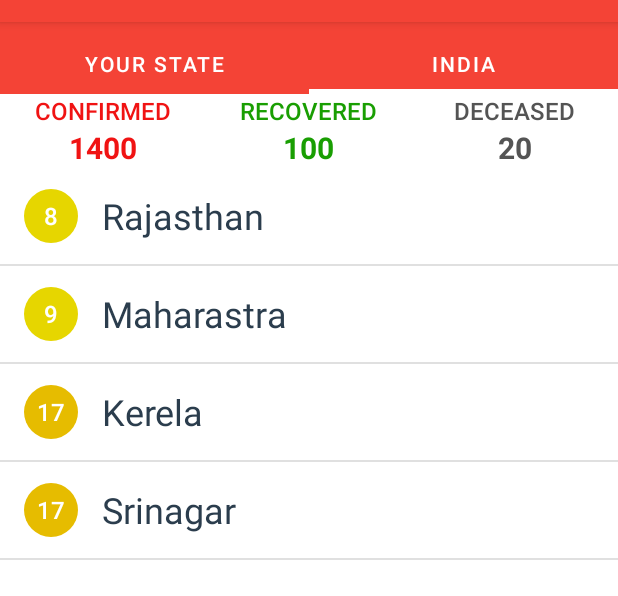
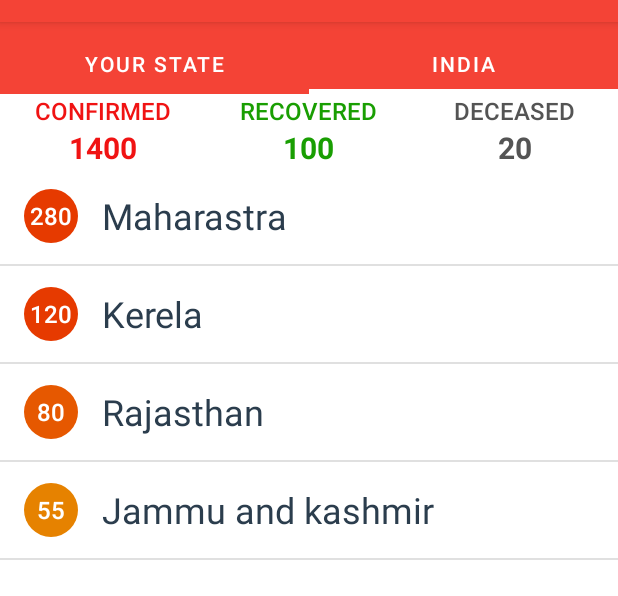
Before and after one commit to Umair-Syed/FightCovid, an Android app: the screen it shows after launch (MainActivity), tab 2 chosen, on a phone screen of 412 x 824 dp, the part 62-658 px from its top. Run offline under Robolectric (Android 15) with nearby library versions, the phone set to English and light mode, and no system bars.

Commit message:
sort arrayList, change color of circles, move status bar to fragments  individually

```diff
--- a/app/src/main/java/com/skapps/android/fightcovid/CountryFragment.java
+++ b/app/src/main/java/com/skapps/android/fightcovid/CountryFragment.java
@@ -46,10 +46,10 @@
         super.onActivityCreated(savedInstanceState);
 
         ArrayList<Location> list = new ArrayList<>();
-        list.add(new Location(17, "Kerela"));
-        list.add(new Location(9, "Maharastra"));
-        list.add(new Location(8, "Rajasthan"));
-        list.add(new Location(17, "Srinagar"));
+        list.add(new Location(120, "Kerela"));
+        list.add(new Location(280, "Maharastra"));
+        list.add(new Location(80, "Rajasthan"));
+        list.add(new Location(55, "Jammu and kashmir"));
 
         Collections.sort(list, new Comparator<Location>() {
             @Override
@@ -57,6 +57,7 @@
                 return Integer.compare(o1.getmCount(), o2.getmCount());
             }
         });
+        Collections.reverse(list);
 
 
         ListView listView = getView().findViewById(R.id.list_country);
--- a/app/src/main/java/com/skapps/android/fightcovid/StateFragment.java
+++ b/app/src/main/java/com/skapps/android/fightcovid/StateFragment.java
@@ -57,6 +57,7 @@
                 return Integer.compare(o1.getmCount(), o2.getmCount());
             }
         });
+        Collections.reverse(list);
 
 
         ListView listView = getView().findViewById(R.id.list_state);
--- a/app/src/main/res/layout/fragment_state.xml
+++ b/app/src/main/res/layout/fragment_state.xml
@@ -33,7 +33,7 @@
                 android:layout_width="wrap_content"
                 android:layout_height="wrap_content"
                 android:layout_gravity="center"
-                android:text="1400"
+                android:text="55"
                 android:textColor="@color/confirmed_color" />
         </LinearLayout>
 
@@ -57,7 +57,7 @@
                 android:layout_width="wrap_content"
                 android:layout_height="wrap_content"
                 android:layout_gravity="center"
-                android:text="100"
+                android:text="5"
                 android:textColor="@color/recovered_color" />
         </LinearLayout>
 
@@ -81,7 +81,7 @@
                 android:layout_width="wrap_content"
                 android:layout_height="wrap_content"
                 android:layout_gravity="center"
-                android:text="20"
+                android:text="3"
                 android:textColor="@color/deceased_color" />
         </LinearLayout>
 
```
